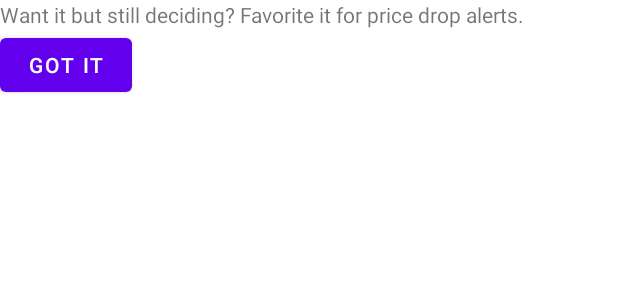
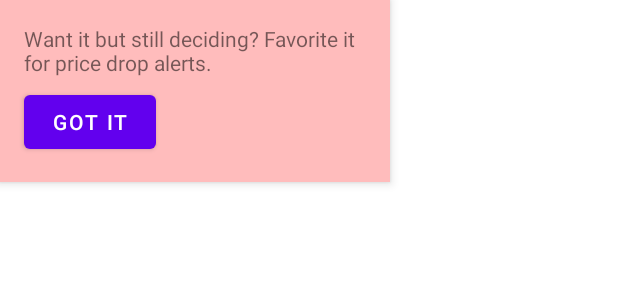
Before and after one commit to YvgenTroshchiy/Coachmark, an Android app: the layout lightweight_coachmark_description.xml on its own in the app's theme, with its tools: preview values and no code run, on a phone screen of 412 x 824 dp. Shown: the top 300 px of the screen. Run offline under Robolectric (Android 15) with nearby library versions, the phone set to English and light mode, and no system bars.

Commit message:
Update lightweight_coachmark_description.xml

```diff
--- a/app/src/main/res/layout/lightweight_coachmark_description.xml
+++ b/app/src/main/res/layout/lightweight_coachmark_description.xml
@@ -1,19 +1,29 @@
 <?xml version="1.0" encoding="utf-8"?>
 <androidx.appcompat.widget.LinearLayoutCompat xmlns:android="http://schemas.android.com/apk/res/android"
-    android:layout_height="match_parent"
-    android:layout_width="match_parent"
+    xmlns:tools="http://schemas.android.com/tools"
+    android:background="@android:color/white"
     android:elevation="4dp"
-    android:orientation="vertical">
+    android:layout_height="wrap_content"
+    android:layout_width="260dp"
+    android:orientation="vertical"
+    tools:background="#FFBCBC">
 
     <TextView
         android:id="@+id/description"
         android:layout_height="wrap_content"
+        android:layout_marginEnd="16dp"
+        android:layout_marginStart="16dp"
+        android:layout_marginTop="16dp"
         android:layout_width="wrap_content"
         android:text="@string/favorite_lightweight_coachmark_description" />
 
     <Button
         android:id="@+id/gotIt"
         android:layout_height="wrap_content"
+        android:layout_marginBottom="16dp"
+        android:layout_marginEnd="16dp"
+        android:layout_marginStart="16dp"
+        android:layout_marginTop="6dp"
         android:layout_width="wrap_content"
         android:text="GOT IT" />
 
```
